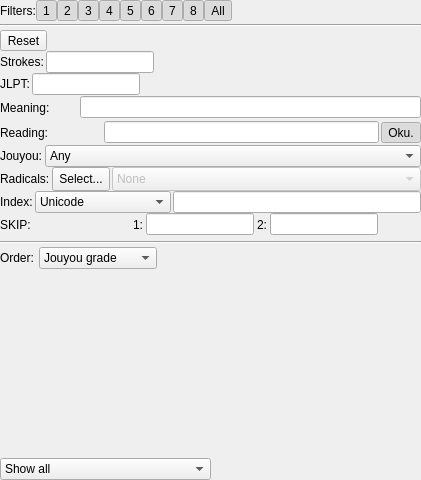
Before: the Qt Designer form kanjisearchwidget.ui in z1dev/zkanji, drawn with Qt 5.
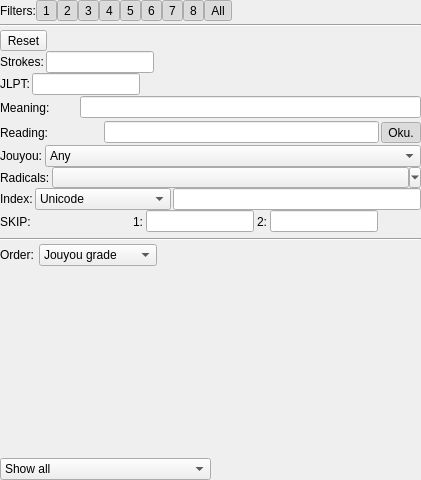
After: the same form once the commit is applied. Icons and pictures are not drawn. Custom widgets are drawn as their Qt base class.

Commit message: * In kanji search widget, radicals selector acts as a button instead of combo-box, unless the arrow is clicked on the side.

Diff of the .ui file:
```diff
--- a/kanjisearchwidget.ui
+++ b/kanjisearchwidget.ui
@@ -716,6 +716,12 @@
          </property>
          <item>
           <widget class="QLabel" name="radicalsLabel">
+           <property name="sizePolicy">
+            <sizepolicy hsizetype="Fixed" vsizetype="Preferred">
+             <horstretch>0</horstretch>
+             <verstretch>0</verstretch>
+            </sizepolicy>
+           </property>
            <property name="text">
             <string>Radicals:</string>
            </property>
@@ -724,38 +730,22 @@
          <item>
           <widget class="QToolButton" name="radicalsButton">
            <property name="sizePolicy">
-            <sizepolicy hsizetype="Fixed" vsizetype="Preferred">
+            <sizepolicy hsizetype="Preferred" vsizetype="Fixed">
              <horstretch>0</horstretch>
              <verstretch>0</verstretch>
             </sizepolicy>
            </property>
-           <property name="text">
-            <string>Select...</string>
+           <property name="font">
+            <font>
+             <pointsize>9</pointsize>
+            </font>
            </property>
-          </widget>
-         </item>
-         <item>
-          <widget class="ZComboBox" name="radicalsCBox">
-           <property name="enabled">
-            <bool>false</bool>
+           <property name="popupMode">
+            <enum>QToolButton::MenuButtonPopup</enum>
            </property>
-           <property name="sizePolicy">
-            <sizepolicy hsizetype="MinimumExpanding" vsizetype="Fixed">
-             <horstretch>0</horstretch>
-             <verstretch>0</verstretch>
-            </sizepolicy>
+           <property name="toolButtonStyle">
+            <enum>Qt::ToolButtonTextOnly</enum>
            </property>
-           <property name="editable">
-            <bool>false</bool>
-           </property>
-           <property name="sizeAdjustPolicy">
-            <enum>QComboBox::AdjustToMinimumContentsLengthWithIcon</enum>
-           </property>
-           <item>
-            <property name="text">
-             <string>None</string>
-            </property>
-           </item>
           </widget>
          </item>
         </layout>
@@ -1443,11 +1433,6 @@
    <extends>QLineEdit</extends>
    <header>zkanalineedit.h</header>
   </customwidget>
-  <customwidget>
-   <class>ZComboBox</class>
-   <extends>QComboBox</extends>
-   <header>zcombobox.h</header>
-  </customwidget>
   <customwidget>
    <class>ZLineEdit</class>
    <extends>QLineEdit</extends>
@@ -1465,6 +1450,11 @@
    <header>zstatusbar.h</header>
    <container>1</container>
   </customwidget>
+  <customwidget>
+   <class>ZRadicalsButton</class>
+   <extends>QToolButton</extends>
+   <header>kanjisearchwidget.h</header>
+  </customwidget>
  </customwidgets>
  <resources>
   <include location="Resources/resources.qrc"/>
```
Left out of the diff: 2 changed lines with no effect on the pictures. The commit also changes 2 other files.
